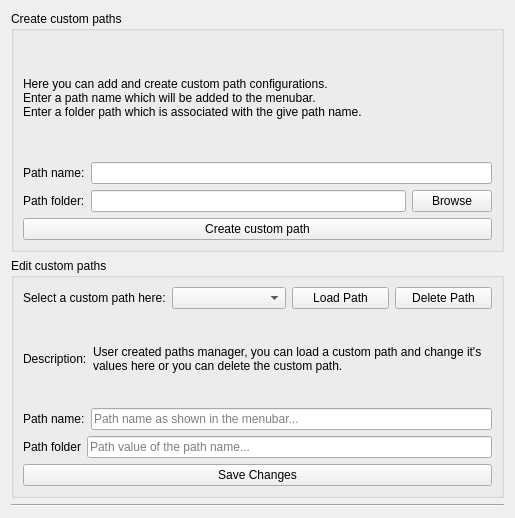
Above: src/ui/widgets/CustomPathsManager.ui from zaricj/XMLuvation before the change. Below: the same form after it.
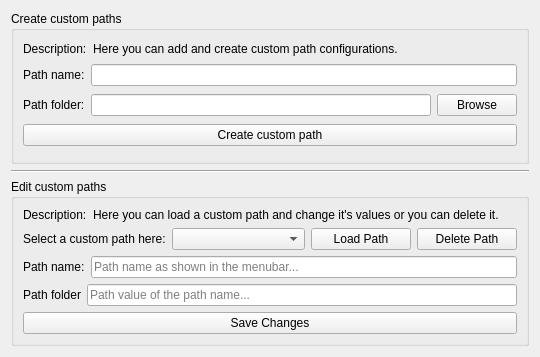
That is the form after the change. Icons and pictures are not drawn.

Diff of the .ui file:
```diff
--- a/src/ui/widgets/CustomPathsManager.ui
+++ b/src/ui/widgets/CustomPathsManager.ui
@@ -6,8 +6,8 @@
    <rect>
     <x>0</x>
     <y>0</y>
-    <width>515</width>
-    <height>518</height>
+    <width>540</width>
+    <height>357</height>
    </rect>
   </property>
   <property name="windowTitle">
@@ -36,13 +36,40 @@
        </property>
        <layout class="QVBoxLayout" name="verticalLayout">
         <item>
-         <widget class="QLabel" name="label_description_create_custom_path">
-          <property name="text">
-           <string>Here you can add and create custom path configurations.
-Enter a path name which will be added to the menubar.
-Enter a folder path which is associated with the give path name.</string>
-          </property>
-         </widget>
+         <layout class="QHBoxLayout" name="horizontalLayout_7">
+          <item>
+           <widget class="QLabel" name="label">
+            <property name="sizePolicy">
+             <sizepolicy hsizetype="Maximum" vsizetype="Maximum">
+              <horstretch>0</horstretch>
+              <verstretch>0</verstretch>
+             </sizepolicy>
+            </property>
+            <property name="text">
+             <string>Description:</string>
+            </property>
+           </widget>
+          </item>
+          <item>
+           <widget class="QLabel" name="label_description_create_custom_path">
+            <property name="sizePolicy">
+             <sizepolicy hsizetype="Minimum" vsizetype="Maximum">
+              <horstretch>0</horstretch>
+              <verstretch>0</verstretch>
+             </sizepolicy>
+            </property>
+            <property name="layoutDirection">
+             <enum>Qt::LayoutDirection::LeftToRight</enum>
+            </property>
+            <property name="text">
+             <string>Here you can add and create custom path configurations.</string>
+            </property>
+            <property name="alignment">
+             <set>Qt::AlignmentFlag::AlignLeading|Qt::AlignmentFlag::AlignLeft|Qt::AlignmentFlag::AlignVCenter</set>
+            </property>
+           </widget>
+          </item>
+         </layout>
         </item>
         <item>
          <layout class="QHBoxLayout" name="horizontalLayout">
@@ -92,6 +119,13 @@
        </layout>
       </widget>
      </item>
+     <item>
+      <widget class="Line" name="line">
+       <property name="orientation">
+        <enum>Qt::Orientation::Horizontal</enum>
+       </property>
+      </widget>
+     </item>
      <item>
       <widget class="QGroupBox" name="groupBox_2">
        <property name="sizePolicy">
@@ -104,63 +138,16 @@
         <string>Edit custom paths</string>
        </property>
        <layout class="QVBoxLayout" name="verticalLayout_3">
-        <item>
-         <layout class="QHBoxLayout" name="horizontalLayout_Buttons">
-          <item>
-           <widget class="QLabel" name="label_combobox_desc">
-            <property name="maximumSize">
-             <size>
-              <width>145</width>
-              <height>16777215</height>
-             </size>
-            </property>
-            <property name="text">
-             <string>Select a custom path here:</string>
-            </property>
-           </widget>
-          </item>
-          <item>
-           <widget class="QComboBox" name="combobox_path_names">
-            <property name="placeholderText">
-             <string notr="true">Custom paths...</string>
-            </property>
-           </widget>
-          </item>
-          <item>
-           <widget class="QPushButton" name="button_load_action">
-            <property name="maximumSize">
-             <size>
-              <width>100</width>
-              <height>16777215</height>
-             </size>
-            </property>
-            <property name="text">
-             <string>Load Path</string>
-            </property>
-           </widget>
-          </item>
-          <item>
-           <widget class="QPushButton" name="button_delete_action">
-            <property name="maximumSize">
-             <size>
-              <width>100</width>
-              <height>16777215</height>
-             </size>
-            </property>
-            <property name="styleSheet">
-             <string notr="true"/>
-            </property>
-            <property name="text">
-             <string>Delete Path</string>
-            </property>
-           </widget>
-          </item>
-         </layout>
-        </item>
         <item>
          <layout class="QHBoxLayout" name="horizontalLayout_3">
           <item>
            <widget class="QLabel" name="label_desc">
+            <property name="sizePolicy">
+             <sizepolicy hsizetype="Maximum" vsizetype="Maximum">
+              <horstretch>0</horstretch>
+              <verstretch>0</verstretch>
+             </sizepolicy>
+            </property>
             <property name="baseSize">
              <size>
               <width>0</width>
@@ -175,13 +162,13 @@
           <item>
            <widget class="QLabel" name="label_text_desc">
             <property name="sizePolicy">
-             <sizepolicy hsizetype="Expanding" vsizetype="Preferred">
+             <sizepolicy hsizetype="Expanding" vsizetype="Maximum">
               <horstretch>0</horstretch>
               <verstretch>0</verstretch>
              </sizepolicy>
             </property>
             <property name="text">
-             <string>User created paths manager, you can load a custom path and change it's values here or you can delete the custom path.</string>
+             <string>Here you can load a custom path and change it's values or you can delete it.</string>
             </property>
             <property name="wordWrap">
              <bool>true</bool>
@@ -196,6 +183,59 @@
           </item>
          </layout>
         </item>
+        <item>
+         <layout class="QHBoxLayout" name="horizontalLayout_Buttons">
+          <item>
+           <widget class="QLabel" name="label_combobox_desc">
+            <property name="maximumSize">
+             <size>
+              <width>145</width>
+              <height>16777215</height>
+             </size>
+            </property>
+            <property name="text">
+             <string>Select a custom path here:</string>
+            </property>
+           </widget>
+          </item>
+          <item>
+           <widget class="QComboBox" name="combobox_path_names">
+            <property name="placeholderText">
+             <string notr="true">Custom paths...</string>
+            </property>
+           </widget>
+          </item>
+          <item>
+           <widget class="QPushButton" name="button_load_action">
+            <property name="maximumSize">
+             <size>
+              <width>100</width>
+              <height>16777215</height>
+             </size>
+            </property>
+            <property name="text">
+             <string>Load Path</string>
+            </property>
+           </widget>
+          </item>
+          <item>
+           <widget class="QPushButton" name="button_delete_action">
+            <property name="maximumSize">
+             <size>
+              <width>100</width>
+              <height>16777215</height>
+             </size>
+            </property>
+            <property name="styleSheet">
+             <string notr="true"/>
+            </property>
+            <property name="text">
+             <string>Delete Path</string>
+            </property>
+           </widget>
+          </item>
+         </layout>
+        </item>
         <item>
          <layout class="QHBoxLayout" name="horizontalLayout_4">
           <item>
@@ -242,13 +282,6 @@
        </layout>
       </widget>
      </item>
-     <item>
-      <widget class="Line" name="line">
-       <property name="orientation">
-        <enum>Qt::Orientation::Horizontal</enum>
-       </property>
-      </widget>
-     </item>
     </layout>
    </item>
   </layout>
```
